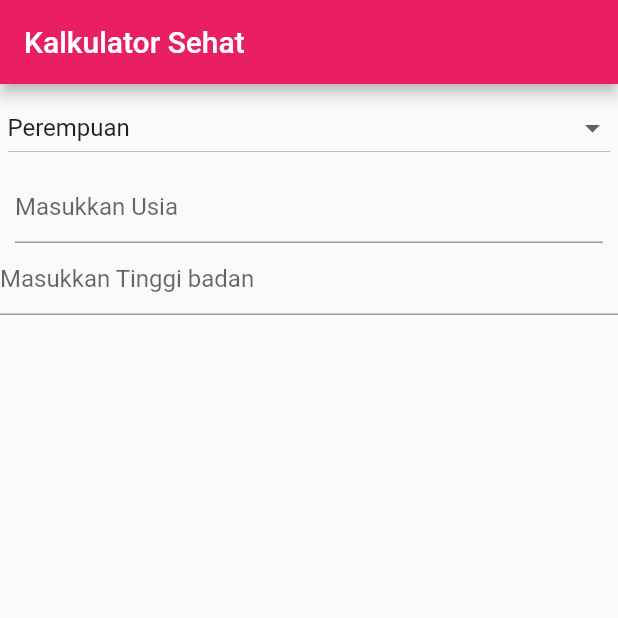
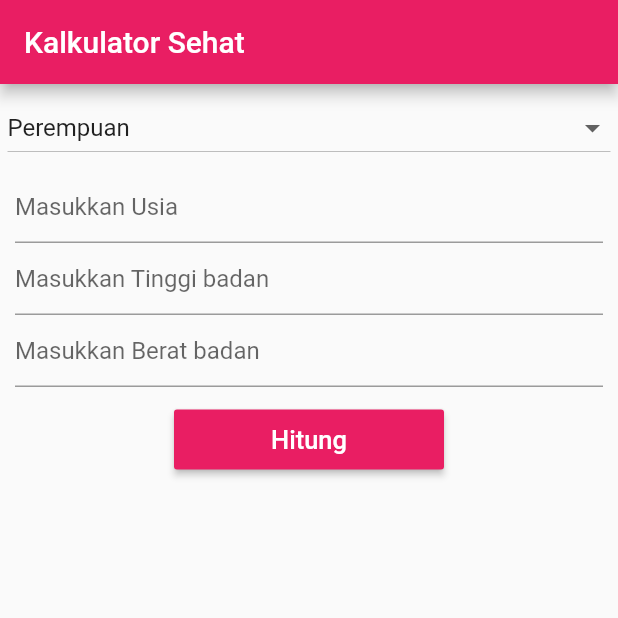
Before and after one commit to ayuariesta/dicoding_ayu_ariesta, a Flutter app: the screen it shows after launch, on a phone screen of 412 x 824 dp, the top half of it. Run offline on Flutter 3.47's test engine with Material 2 defaults, Android fonts, the phone set to English and light mode, and no system bars.

Commit message:
membuat button dan input TB&BB

```diff
--- a/lib/main.dart
+++ b/lib/main.dart
@@ -16,6 +16,7 @@ class _MyAppState extends State<MyApp> {
   String _jenis = "Perempuan";
   var inputSuhu = new TextEditingController();
   var inputTB = new TextEditingController();
+  var inputBB = new TextEditingController();
 
   _dropdownChange(String value) {
     setState(() {
@@ -69,17 +70,45 @@ class _MyAppState extends State<MyApp> {
                         TextInputType.numberWithOptions(decimal: true),
                   ),
                 ),
+                Container(
+                  margin: EdgeInsets.fromLTRB(10, 0, 10, 0),
+                  child: TextFormField(
+                    decoration:
+                        InputDecoration(hintText: 'Masukkan Tinggi badan'),
+                    inputFormatters: [FilteringTextInputFormatter.digitsOnly],
+                    controller: inputTB,
+                    keyboardType:
+                        TextInputType.numberWithOptions(decimal: true),
+                  ),
+                ),
+                //form untuk memasukkan tinggi badan
+                Container(
+                  margin: EdgeInsets.fromLTRB(10, 0, 10, 0),
+                  child: TextFormField(
+                    decoration:
+                        InputDecoration(hintText: 'Masukkan Berat badan'),
+                    inputFormatters: [FilteringTextInputFormatter.digitsOnly],
+                    controller: inputBB,
+                    keyboardType:
+                        TextInputType.numberWithOptions(decimal: true),
+                  ),
+                ),
+                Container(
+                  margin: EdgeInsets.all(15),
+                  height: 40,
+                  width: 180,
+                  child: RaisedButton(
+                    onPressed: () {},
+                    child: Text(
+                      'Hitung',
+                      style: TextStyle(fontSize: 17),
+                    ),
+                    textColor: Colors.white,
+                    color: Colors.pink,
+                  ),
+                ),
               ],
             ),
-            //form untuk memasukkan tinggi badan
-            Container(
-              child: TextFormField(
-                decoration: InputDecoration(hintText: 'Masukkan Tinggi badan'),
-                inputFormatters: [FilteringTextInputFormatter.digitsOnly],
-                controller: inputTB,
-                keyboardType: TextInputType.numberWithOptions(decimal: true),
-              ),
-            )
           ],
         ),
       ),
```
